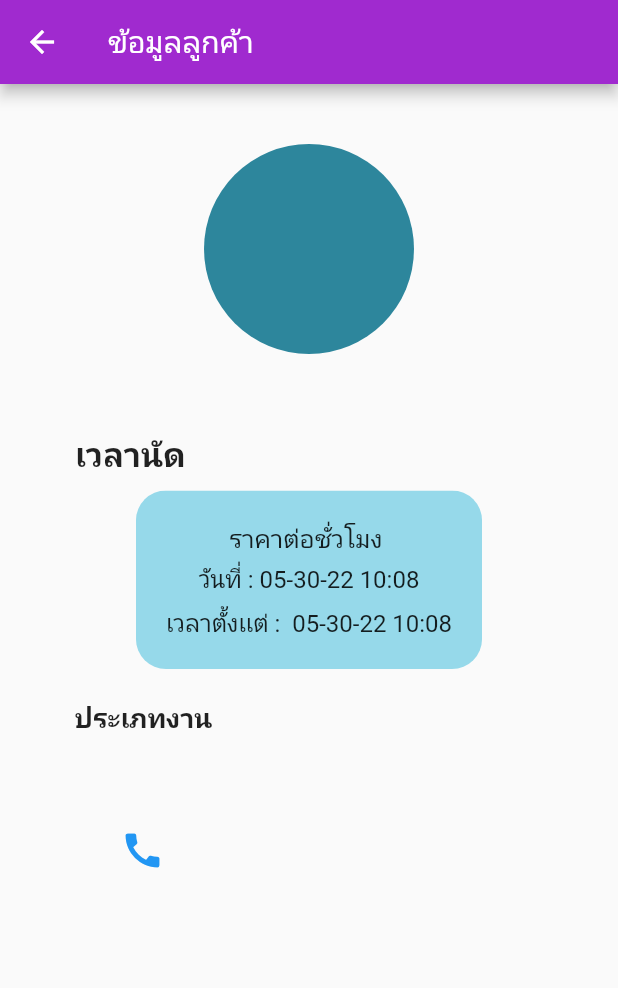
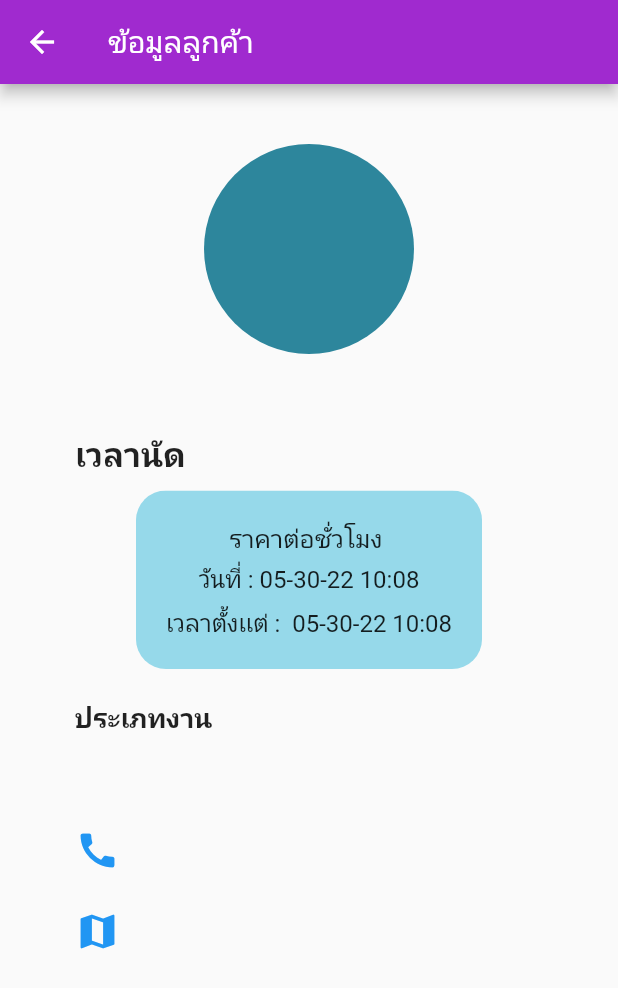
Before and after one commit to asanmankaket/appsan2, a Flutter app: the Bookdetail screen opened directly with empty values, on a phone screen of 412 x 824 dp. Shown: the top 988 px of the screen. Run offline on Flutter 3.47's test engine with Material 2 defaults, Android fonts, the phone set to English and light mode, and no system bars; our stand-ins replace flutter_easyloading, google_maps_flutter, image_picker, numberpicker, shared_preferences; missing offline and left inert: age_calculator; accounts and stored records are empty; project files that could hold a hidden picture were left out.

Commit message:
เพิ่ม map ใน ios

```diff
--- a/lib/configs/api.dart
+++ b/lib/configs/api.dart
@@ -102,7 +102,7 @@ Future<dynamic> getdata(int idPage) async {
   );
 }
 
-Future getAvg() async {
+Future<dynamic> getAvg() async {
   Uri url = Uri.parse('http://206.189.92.71:3200/api/mentor/findAvg');
   return await http
       .get(
@@ -110,7 +110,7 @@ Future getAvg() async {
   )
       .then(
     (req) async {
-      if (req.statusCode == 200)  {
+      if (req.statusCode == 200) {
         var data = jsonDecode(req.body);
         return data;
       } else {
--- a/lib/views/booking/detail/book_detail.dart
+++ b/lib/views/booking/detail/book_detail.dart
@@ -1,5 +1,7 @@
 import 'package:flutter/material.dart';
 import 'package:intl/intl.dart';
+
+import '../../mapbook.dart';
 
 class Bookdetail extends StatefulWidget {
   const Bookdetail({Key? key, required this.data}) : super(key: key);
@@ -17,11 +19,11 @@ class _BookdetailState extends State<Bookdetail> {
   void initState() {
     // TODO: implement initState
     widget.data['book_type'] == '0'
-        ? type.text = "เด็ก"
+        ? type.text = "ดูแลเด็ก"
         : widget.data['book_type'] == '1'
-            ? type.text = "ผู้ป่วย"
+            ? type.text = "ดูแลผู้ป่วย"
             : widget.data['book_type'] == '2'
-                ? type.text = "ผู้สูงอายุ"
+                ? type.text = "ดูแลผู้สูงอายุ"
                 : type.text = "";
   }
 
@@ -126,7 +128,7 @@ class _BookdetailState extends State<Bookdetail> {
                       height: 10,
                     ),
                     Text(
-                      type.text,
+                      "" + type.text,
                       style:
                           TextStyle(fontSize: 18, fontWeight: FontWeight.bold),
                     ),
@@ -141,7 +143,7 @@ class _BookdetailState extends State<Bookdetail> {
                   Row(
                     children: [
                       const Padding(
-                        padding: EdgeInsets.only(left: 40),
+                        padding: EdgeInsets.only(left: 10),
                         child: SizedBox(
                           width: 40,
                         ),
@@ -163,6 +165,43 @@ class _BookdetailState extends State<Bookdetail> {
               const SizedBox(
                 height: 10,
               ),
+              Row(children: [
+                Row(
+                  children: [
+                    const Padding(
+                      padding: EdgeInsets.only(left: 3),
+                      child: SizedBox(width: 39),
+                    ),
+                    TextButton(
+                      style: TextButton.styleFrom(
+                        textStyle: const TextStyle(fontSize: 20),
+                      ),
+                      onPressed: () {
+                        Navigator.push(
+                            context,
+                            MaterialPageRoute<void>(
+                                builder: (BuildContext context) => GoogleMaps(
+                                      data: widget.data,
+                                    )));
+                      },
+                      child: Row(
+                        children: [
+                          const Icon(
+                            Icons.map,
+                            size: 30,
+                          ),
+                          const SizedBox(width: 15),
+                          Text(
+                            '''${widget.data['book_pinhome']} ${widget.data['book_tambons']}
+${widget.data['book_amphures']} ${widget.data['book_provinces']}''',
+                            style: const TextStyle(fontSize: 18),
+                          ),
+                        ],
+                      ),
+                    ),
+                  ],
+                ),
+              ]),
               const SizedBox(
                 height: 50,
               ),
```
Also changed, not shown: lib/views/booking/edit_view [main]/edit_data.dart (+10 -4 lines), 2 other files.
